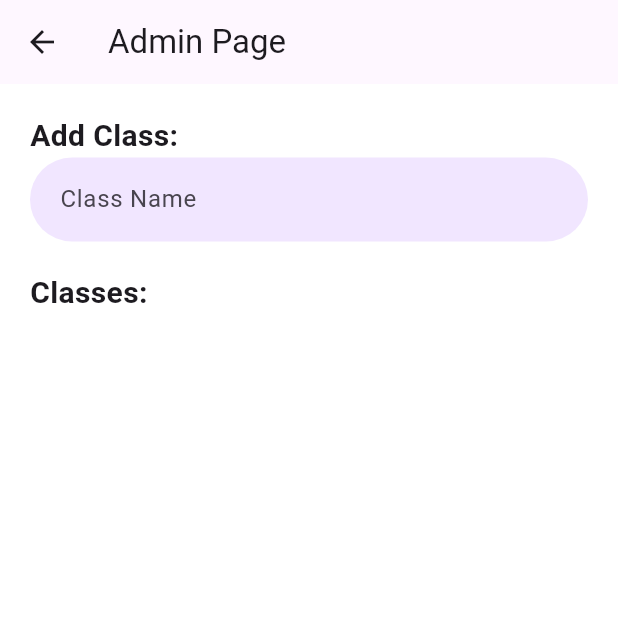
After one commit to joumene010/EasyLink, a Flutter app: the AdminPage screen opened directly, on a phone screen of 412 x 824 dp, the top half of it. The commit adds this screen. Run offline on Flutter 3.47's test engine with Material 3 defaults, Android fonts, the phone set to English and light mode, and no system bars; our stand-ins replace firebase_auth, firebase_core, flutter_svg, fluttertoast; accounts and stored records are empty.

```diff
--- /dev/null
+++ b/lib/Screens/AdminPage.dart
@@ -0,0 +1,53 @@
+import 'package:flutter/material.dart';
+
+class AdminPage extends StatefulWidget {
+  @override
+  _AdminPageState createState() => _AdminPageState();
+}
+
+class _AdminPageState extends State<AdminPage> {
+  List<String> classes = []; // List to store class names
+
+  @override
+  Widget build(BuildContext context) {
+    return Scaffold(
+      appBar: AppBar(
+        title: Text('Admin Page'),
+      ),
+      body: Padding(
+        padding: const EdgeInsets.all(20.0),
+        child: Column(
+          crossAxisAlignment: CrossAxisAlignment.start,
+          children: [
+            Text(
+              'Add Class:',
+              style: TextStyle(fontSize: 20.0, fontWeight: FontWeight.bold),
+            ),
+            TextField(
+              decoration: InputDecoration(labelText: 'Class Name'),
+              onSubmitted: (value) {
+                // Add the entered class name to the list
+                setState(() {
+                  classes.add(value);
+                });
+              },
+            ),
+            SizedBox(height: 20.0),
+            Text(
+              'Classes:',
+              style: TextStyle(fontSize: 20.0, fontWeight: FontWeight.bold),
+            ),
+            Expanded(
+              child: ListView.builder(
+                itemCount: classes.length,
+                itemBuilder: (context, index) {
+                  return ;
+                },
+              ),
+            ),
+          ],
+        ),
+      ),
+    );
+  }
+}
--- a/lib/Screens/Signup/components/signup_form.dart
+++ b/lib/Screens/Signup/components/signup_form.dart
@@ -63,7 +63,7 @@ class _SignUpFormState extends State<SignUpForm> {
             onPressed: () {
                _signUp();
             },
-            child: Text("Sign Up".toUpperCase()),
+            child: Text("Sign ".toUpperCase()),
           ),
           const SizedBox(height: defaultPadding),
           AlreadyHaveAnAccountCheck(
@@ -85,6 +85,7 @@ class _SignUpFormState extends State<SignUpForm> {
   }
  void _signUp() async {
 
+  print("hello");
 setState(() {
   var isSigningUp = true;
 });
--- a/lib/main.dart
+++ b/lib/main.dart
@@ -1,4 +1,6 @@
+import 'package:easylink/Screens/AdminPage.dart';
 import 'package:easylink/Screens/Welcome/welcome_screen.dart';
+import 'package:easylink/Screens/classeTemplate.dart';
 import 'package:easylink/constants.dart';
 import 'package:easylink/firebase_options.dart';
 import 'package:firebase_auth/firebase_auth.dart';
@@ -47,7 +49,7 @@ class MyApp extends StatelessWidget {
               borderSide: BorderSide.none,
             ),
           )),
-      home: const WelcomeScreen(),
+      home: ClassTemplate(className: '2in2',),
     );
   }
 }
```
Also changed, not shown: lib/Screens/Login/components/login_form.dart (+10 -7 lines), lib/Screens/Signup/components/socal_sign_up.dart (deleted, +0 -36 lines), lib/Screens/classeTemplate.dart (added, +112 -0 lines), 1 other file.
